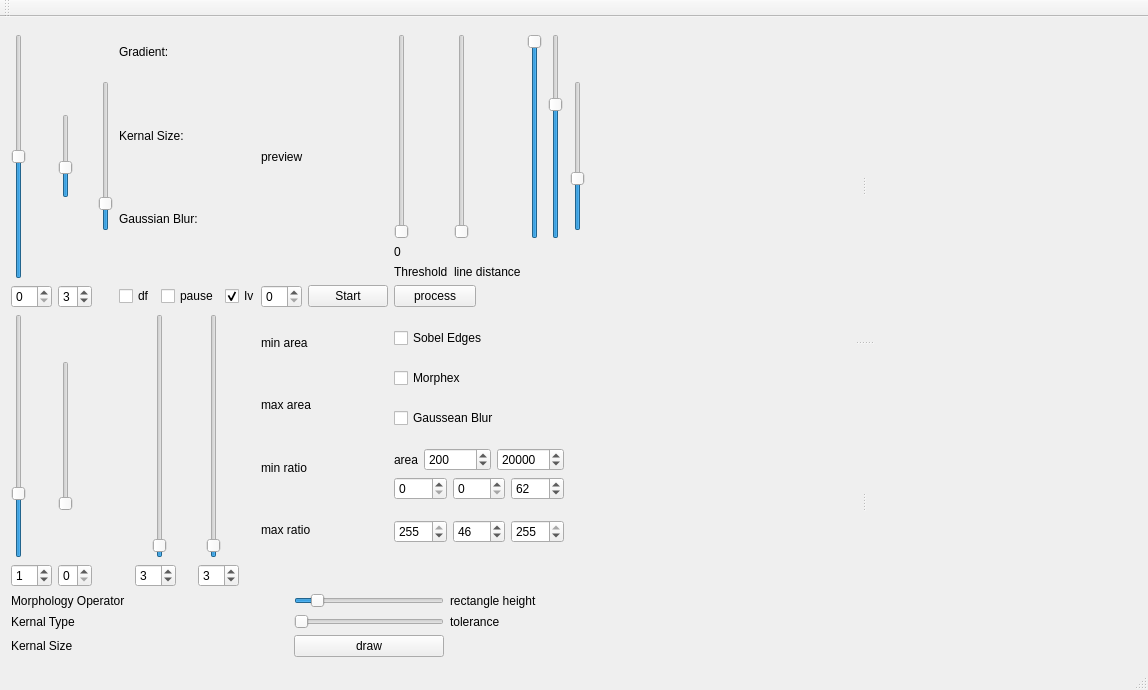
CraigNielsen/TSR, file mainwindow.ui: the form before one commit.
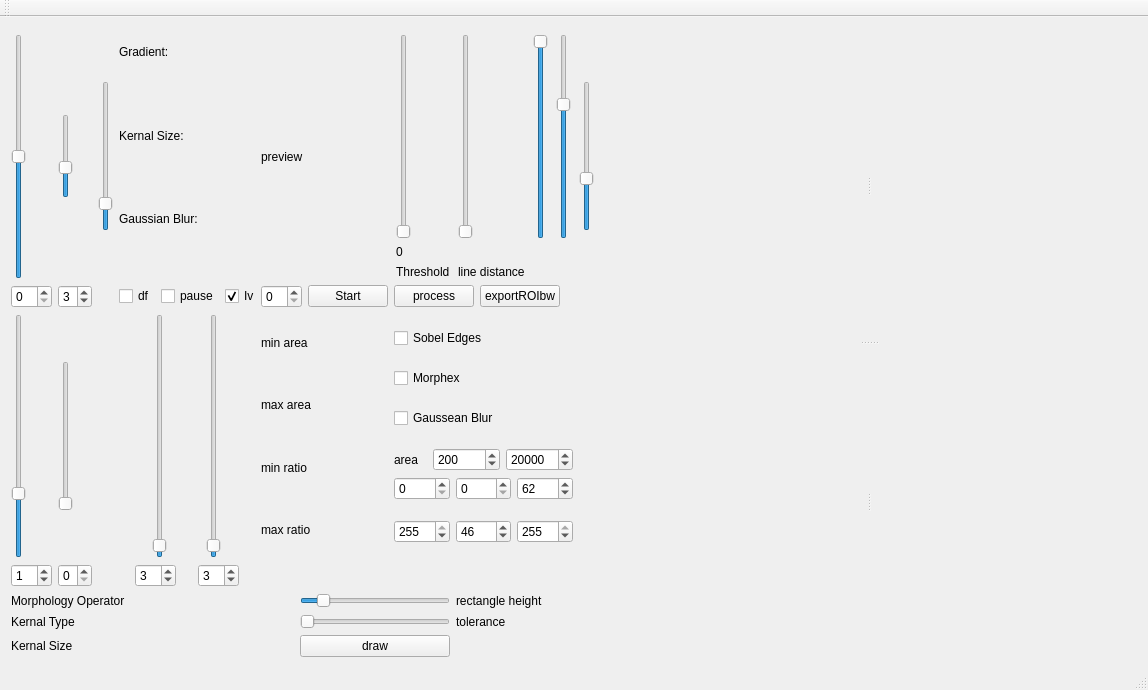
The form after the commit.

The edit to the form file:
```diff
--- a/mainwindow.ui
+++ b/mainwindow.ui
@@ -117,6 +117,13 @@
           </property>
          </widget>
         </item>
+        <item>
+         <widget class="QPushButton" name="exportROIbw">
+          <property name="text">
+           <string>exportROIbw</string>
+          </property>
+         </widget>
+        </item>
         <item>
          <widget class="QLabel" name="contourRetrievalModeLabel">
           <property name="text">
@@ -563,6 +570,9 @@
         </item>
         <item row="0" column="1">
          <widget class="QSlider" name="verticalSlider">
+          <property name="maximum">
+           <number>200</number>
+          </property>
           <property name="orientation">
            <enum>Qt::Vertical</enum>
           </property>
```
